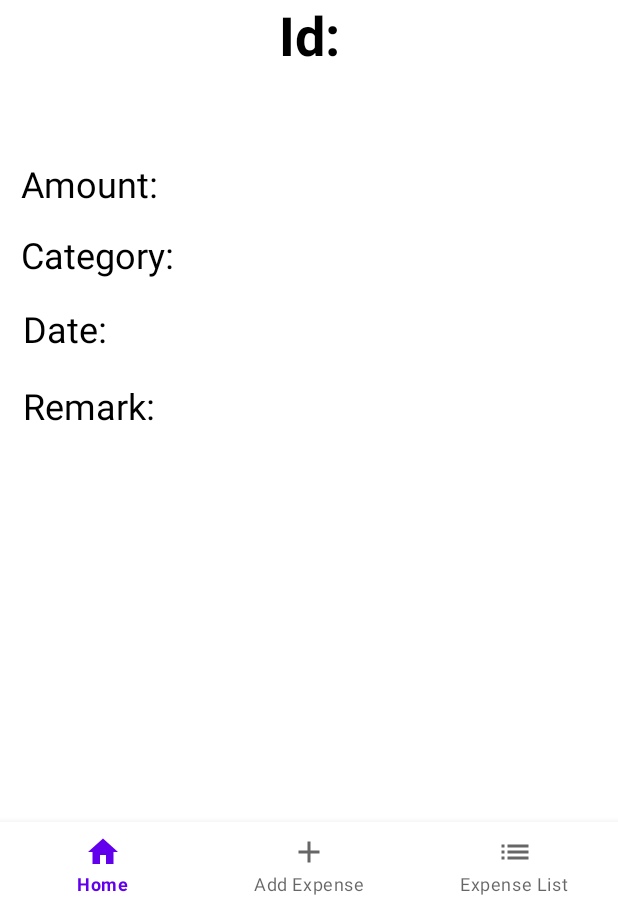
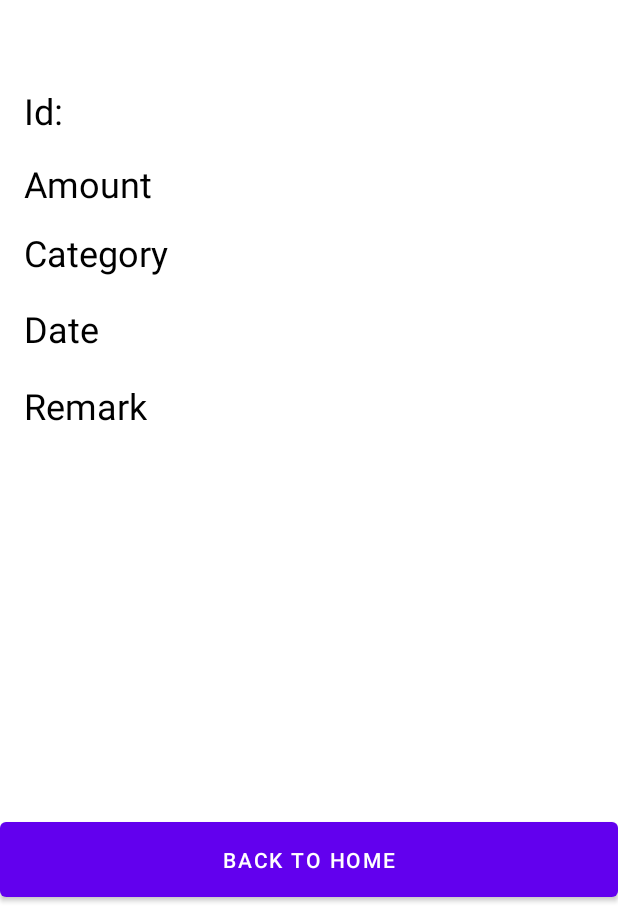
Before and after one commit to kimhapp/FlopETracker, an Android app: the DetailExpenseActivity screen opened directly, with no data from a screen before it, on a phone screen of 412 x 824 dp, the part 330-1236 px from its top. Run offline under Robolectric (Android 15) with nearby library versions, the phone set to English and light mode, and no system bars.

Commit message:
Finish with week 4

```diff
--- a/app/src/main/java/com/flopetracker/DetailExpenseActivity.java
+++ b/app/src/main/java/com/flopetracker/DetailExpenseActivity.java
@@ -4,19 +4,14 @@ import android.content.Intent;
 import android.os.Bundle;
 
 import androidx.appcompat.app.AppCompatActivity;
-
-import com.flopetracker.MainActivity.AddExpenseFragment;
-import com.flopetracker.MainActivity.ExpenseListFragment;
-import com.flopetracker.MainActivity.HomeFragment;
+import com.flopetracker.MainActivity.MainActivity;
 import com.flopetracker.databinding.ActivityDetailExpenseBinding;
-
-import java.util.Arrays;
+import DataFolder.ExpenseData;
+import DataFolder.ExpenseItem;
 
  public class DetailExpenseActivity extends AppCompatActivity {
     ActivityDetailExpenseBinding binding;
-
-    final String[] expenseLabel = {"id","amount", "currency", "category", "date", "remark"};
-    String[] expenseDetails = new String[expenseLabel.length];
+    String expenseId;
 
     @Override
     protected void onCreate(Bundle savedInstanceState) {
@@ -24,49 +19,31 @@ import java.util.Arrays;
         binding = ActivityDetailExpenseBinding.inflate(getLayoutInflater());
         setContentView(binding.getRoot());
 
-        Arrays.fill(expenseDetails, "");
-
         Intent receiveIntent = getIntent();
 
         if (receiveIntent != null && receiveIntent.getExtras() != null) {
-            for (int i = 0; i < expenseLabel.length; i++) {
-                expenseDetails[i] = receiveIntent.getExtras().getString(expenseLabel[i]);
-            }
+            expenseId = receiveIntent.getExtras().getString("expenseId");
         }
 
-        binding.bottomNavigation.setOnItemSelectedListener(item -> {
-            if (item.getItemId() == R.id.home_button) {
-                getSupportFragmentManager().beginTransaction()
-                        .replace(R.id.fragment_container, new HomeFragment())
-                        .commit();
-            } else if (item.getItemId() == R.id.add_button) {
-                getSupportFragmentManager().beginTransaction()
-                        .replace(R.id.fragment_container, new AddExpenseFragment())
-                        .commit();
-            } else if (item.getItemId() == R.id.list_button) {
-                getSupportFragmentManager().beginTransaction()
-                        .replace(R.id.fragment_container, new ExpenseListFragment())
-                        .commit();
-            }
-            return true;
-        });
+        ExpenseItem selectedExpense = ExpenseData.getExpenseById(expenseId);
 
-    }
+        binding.backHomeButton.setOnClickListener(item -> startActivity(new Intent(this, MainActivity.class)));
 
-    @Override
-    protected void onStart() {
-        super.onStart();
+        if (selectedExpense != null) {
+            String IdLabel = getString(R.string.label_Id) + " " + expenseId;
+            binding.id.setText(IdLabel);
 
-        String amountLabel = getString(R.string.label_amount) + ": " + expenseDetails[0] + " " + expenseDetails[1];
-        binding.amount.setText(amountLabel);
+            String amountLabel = getString(R.string.label_amount) + ": " + selectedExpense.getAmount() + " " + selectedExpense.getCurrency();
+            binding.amount.setText(amountLabel);
 
-        String categoryLabel = getString(R.string.label_category) + ": " + expenseDetails[2];
-        binding.category.setText(categoryLabel);
+            String categoryLabel = getString(R.string.label_category) + ": " + selectedExpense.getCategory();
+            binding.category.setText(categoryLabel);
 
-        String remarkLabel = getString(R.string.label_remark) + ": " + expenseDetails[3];
-        binding.remark.setText(remarkLabel);
+            String remarkLabel = getString(R.string.label_remark) + ": " + selectedExpense.getRemark();
+            binding.remark.setText(remarkLabel);
 
-        String createdDateLabel = getString(R.string.label_date) + ": " + expenseDetails[4];
-        binding.date.setText(createdDateLabel);
+            String dateLabel = getString(R.string.label_date) + ": " + selectedExpense.getDate();
+            binding.date.setText(dateLabel);
+        }
     }
 }
--- a/app/src/main/res/layout/activity_detail_expense.xml
+++ b/app/src/main/res/layout/activity_detail_expense.xml
@@ -21,16 +21,17 @@
         app:srcCompat="@mipmap/ic_launcher_round" />
 
     <TextView
-        android:id="@+id/textView"
-        style="@style/HeadingText"
+        android:id="@+id/id"
+        style="@style/NormalText"
         android:layout_width="wrap_content"
         android:layout_height="wrap_content"
         android:text="@string/label_Id"
         app:layout_constraintBottom_toBottomOf="parent"
         app:layout_constraintEnd_toEndOf="parent"
+        app:layout_constraintHorizontal_bias="0.041"
         app:layout_constraintStart_toStartOf="parent"
         app:layout_constraintTop_toTopOf="parent"
-        app:layout_constraintVertical_bias="0.226" />
+        app:layout_constraintVertical_bias="0.301" />
 
     <TextView
         android:id="@+id/amount"
@@ -40,7 +41,7 @@
         android:text="@string/label_amount"
         app:layout_constraintBottom_toBottomOf="parent"
         app:layout_constraintEnd_toEndOf="parent"
-        app:layout_constraintHorizontal_bias="0.045"
+        app:layout_constraintHorizontal_bias="0.049"
         app:layout_constraintStart_toStartOf="parent"
         app:layout_constraintTop_toTopOf="parent"
         app:layout_constraintVertical_bias="0.367" />
@@ -53,10 +54,10 @@
         android:text="@string/label_category"
         app:layout_constraintBottom_toBottomOf="parent"
         app:layout_constraintEnd_toEndOf="parent"
-        app:layout_constraintHorizontal_bias="0.046"
+        app:layout_constraintHorizontal_bias="0.05"
         app:layout_constraintStart_toStartOf="parent"
         app:layout_constraintTop_toTopOf="parent"
-        app:layout_constraintVertical_bias="0.432" />
+        app:layout_constraintVertical_bias="0.43" />
 
     <TextView
         android:id="@+id/remark"
@@ -84,13 +85,15 @@
         app:layout_constraintTop_toTopOf="parent"
         app:layout_constraintVertical_bias="0.499" />
 
-    <com.google.android.material.bottomnavigation.BottomNavigationView
-        android:id="@+id/bottom_navigation"
+    <Button
+        android:id="@+id/back_home_button"
         android:layout_width="match_parent"
         android:layout_height="wrap_content"
+        android:paddingVertical="15dp"
+        android:text="@string/button_back_home"
         app:layout_constraintBottom_toBottomOf="parent"
-        app:layout_constraintEnd_toEndOf="parent"
-        app:layout_constraintStart_toStartOf="parent"
-        app:menu="@menu/bottom_navigation_menu" />
+        app:layout_constraintTop_toTopOf="parent"
+        app:layout_constraintVertical_bias="1.0"
+        tools:layout_editor_absoluteX="0dp" />
 
 </androidx.constraintlayout.widget.ConstraintLayout>
```
Also changed, not shown: app/src/main/java/DataFolder/ExpenseData.java (+15 -7 lines), app/src/main/java/com/flopetracker/MainActivity/HomeFragment.java (+16 -1 lines), app/src/main/java/com/flopetracker/MainActivity/MainActivity.java (+0 -15 lines), app/src/main/res/values/strings.xml (+7 -2 lines), 1 other file.
